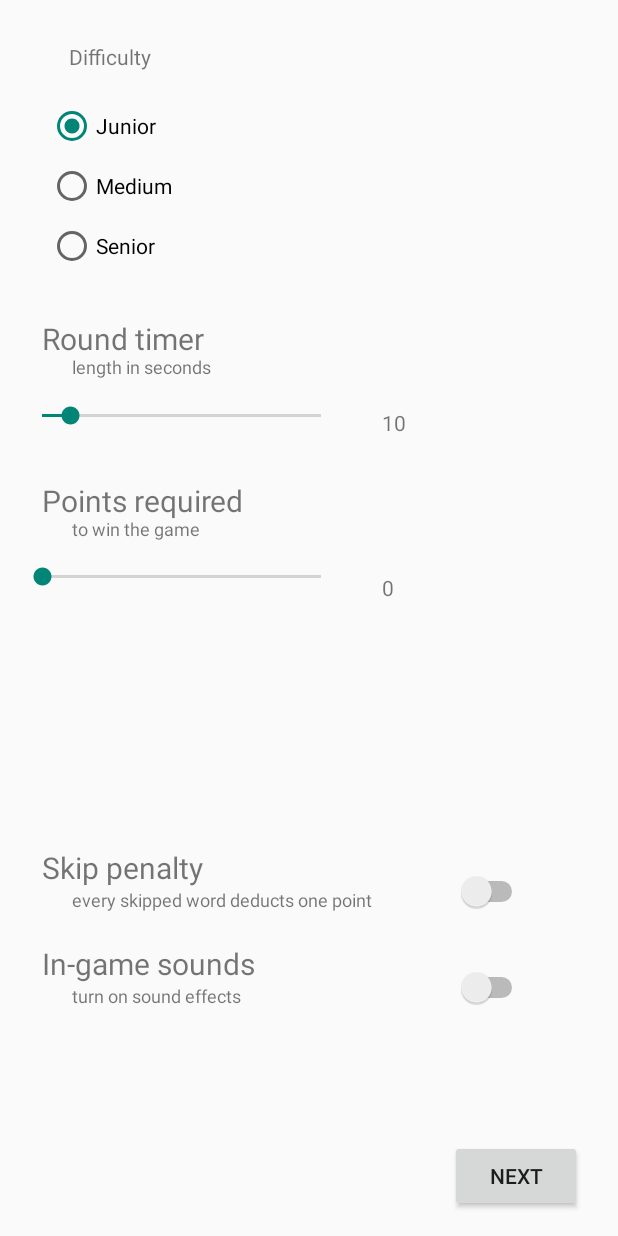
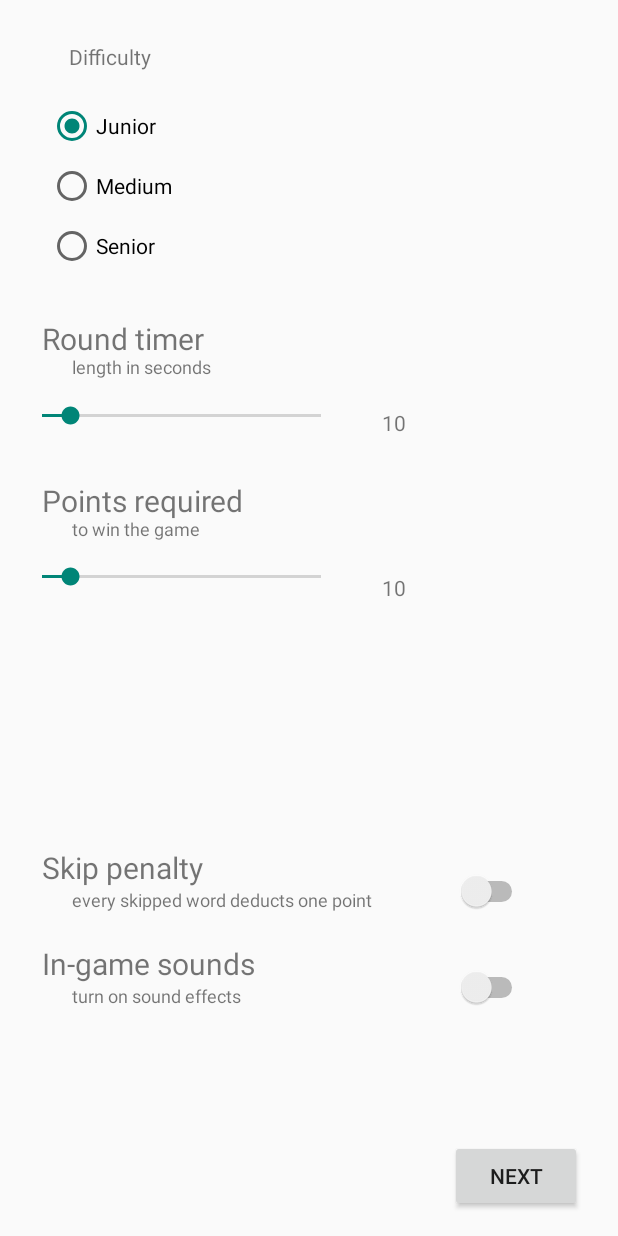
Before and after one commit to Bebrucha/Alias, an Android app: the Settings_4 screen opened directly, with no data from a screen before it, on a phone screen of 412 x 824 dp. Run offline under Robolectric (Android 15) with nearby library versions, the phone set to English and light mode, and no system bars.

Commit message:
team count fragmente idetas skaicius, kad paprasciau tikrint butu, settings fragmente max points nustatyta pradine reiksme 10, nes iki 0 niekas nezais

```diff
--- a/app/src/main/java/com/example/alias/Settings_4.java
+++ b/app/src/main/java/com/example/alias/Settings_4.java
@@ -28,7 +28,7 @@ public class Settings_4 extends AppCompatActivity {
         seekBarLength.setMax(100);
         TextView seekBarL = findViewById(R.id.textView_seek_bar_length);
 
-        //Laiko vienas ejimui seekbaras
+        //Laiko vienam ejimui seekbaras
         seekBarLength.setOnSeekBarChangeListener(new SeekBar.OnSeekBarChangeListener(){
             @Override
             public void onProgressChanged(SeekBar seekBar, int progress, boolean fromUser) {
@@ -46,7 +46,7 @@ public class Settings_4 extends AppCompatActivity {
 
         //Maximumo tasku seekbaras
         SeekBar seekBarPoints = findViewById(R.id.seekBar_settings_max_points);
-        seekBarPoints.setProgress(0);
+        seekBarPoints.setProgress(10);
         seekBarPoints.setMax(100);
         TextView seekBarP = findViewById(R.id.textView_seek_bar_points);
 
--- a/app/src/main/java/com/example/alias/Team_Count_3.java
+++ b/app/src/main/java/com/example/alias/Team_Count_3.java
@@ -44,8 +44,7 @@ public class Team_Count_3 extends AppCompatActivity {
                     // Button to go settings page
                     Button Next = findViewById(R.id.button_next_num_of_teams);
                     Next.setOnClickListener(v -> startActivity(new Intent(Team_Count_3.this, Settings_4.class)));
-                }
-                else
+                } else
                 {
                     validation.setVisibility(View.VISIBLE);
                 }
--- a/app/src/main/res/layout/activity_settings_4.xml
+++ b/app/src/main/res/layout/activity_settings_4.xml
@@ -118,7 +118,7 @@
         android:layout_height="19dp"
         android:layout_marginTop="88dp"
         android:layout_marginEnd="120dp"
-        android:text="@string/zero"
+        android:text="@string/ten"
         app:layout_constraintEnd_toEndOf="parent"
         app:layout_constraintTop_toBottomOf="@+id/textView_seek_bar_length" />
 
--- a/app/src/main/res/layout/activity_team_count_3.xml
+++ b/app/src/main/res/layout/activity_team_count_3.xml
@@ -42,6 +42,7 @@
         android:layout_height="63dp"
         android:ems="10"
         android:inputType="number"
+        android:text="3"
         android:textAlignment="center"
         android:textColor="#050505"
         android:textSize="34sp"
```
